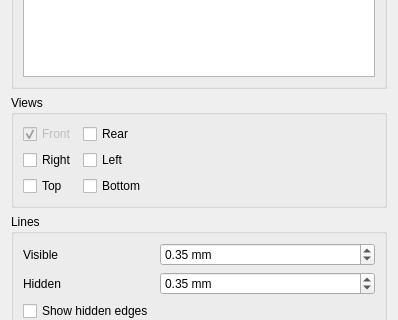
The window that Resources/ui/task_orthographic.ui (gabrielantao/Dimensioning) describes before a commit, drawn with Qt 5; both pictures show x 0 to 398 and y 337 to 657 of the 398 by 826 pixel window.
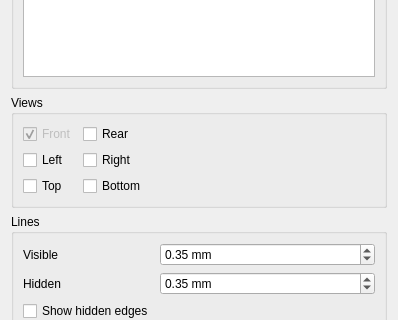
The same window after the commit.

Commit message: Ortho views added.

Patch:
```diff
--- a/Resources/ui/task_orthographic.ui
+++ b/Resources/ui/task_orthographic.ui
@@ -183,34 +183,34 @@
         </property>
        </widget>
       </item>
-      <item row="2" column="0">
-       <widget class="QCheckBox" name="right_view">
-        <property name="text">
-         <string>Right</string>
-        </property>
-       </widget>
-      </item>
-      <item row="2" column="1">
-       <widget class="QCheckBox" name="left_view">
-        <property name="text">
-         <string>Left</string>
-        </property>
-       </widget>
-      </item>
-      <item row="3" column="0">
+      <item row="4" column="0">
        <widget class="QCheckBox" name="top_view">
         <property name="text">
          <string>Top</string>
         </property>
        </widget>
       </item>
-      <item row="3" column="1">
+      <item row="4" column="1">
        <widget class="QCheckBox" name="bottom_view">
         <property name="text">
          <string>Bottom</string>
         </property>
        </widget>
       </item>
+      <item row="2" column="0">
+       <widget class="QCheckBox" name="left_view">
+        <property name="text">
+         <string>Left</string>
+        </property>
+       </widget>
+      </item>
+      <item row="2" column="1">
+       <widget class="QCheckBox" name="right_view">
+        <property name="text">
+         <string>Right</string>
+        </property>
+       </widget>
+      </item>
      </layout>
     </widget>
    </item>
```
The commit also changes 2 other files.
